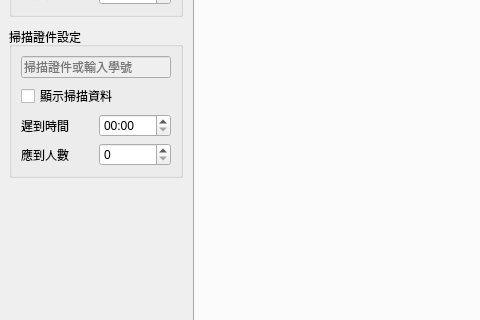
First picture: the form in src/main/resources/base/window.ui, repository redbug312/ntuoc13-punch-clock, before the edit; both pictures show x 0 to 480 and y 85 to 405 of the 800 by 600 pixel window.
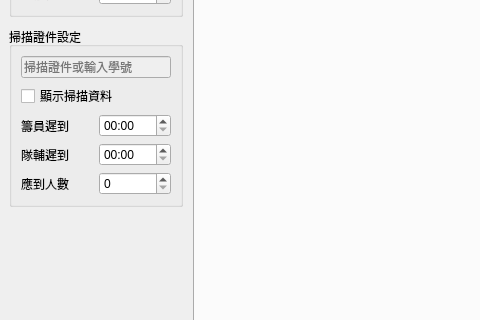
Second picture: the form after the edit. Icons and pictures are not drawn. Custom widgets are drawn as their Qt base class.

Commit message: Different deadline times for PMs and TAs

What changed in the file:
```diff
--- a/src/main/resources/base/window.ui
+++ b/src/main/resources/base/window.ui
@@ -140,10 +140,10 @@
            </item>
            <item>
             <layout class="QGridLayout" name="gridLayout_5">
-             <item row="1" column="1">
+             <item row="2" column="1">
               <widget class="QSpinBox" name="uiTotalSpn"/>
              </item>
-             <item row="1" column="0">
+             <item row="2" column="0">
               <widget class="QLabel" name="uiTotalLbl">
                <property name="text">
                 <string>應到人數</string>
@@ -153,18 +153,35 @@
                </property>
               </widget>
              </item>
-             <item row="0" column="0">
-              <widget class="QLabel" name="uiDeadlineLbl">
-               <property name="text">
-                <string>遲到時間</string>
-               </property>
-               <property name="buddy">
-                <cstring>uiDeadlineTime</cstring>
-               </property>
-              </widget>
-             </item>
              <item row="0" column="1">
-              <widget class="QTimeEdit" name="uiDeadlineTime">
+              <widget class="QTimeEdit" name="uiPmLateTime">
+               <property name="displayFormat">
+                <string>hh:mm</string>
+               </property>
+              </widget>
+             </item>
+             <item row="0" column="0">
+              <widget class="QLabel" name="uiPmLateLbl">
+               <property name="text">
+                <string>籌員遲到</string>
+               </property>
+               <property name="buddy">
+                <cstring>uiPmLateTime</cstring>
+               </property>
+              </widget>
+             </item>
+             <item row="1" column="0">
+              <widget class="QLabel" name="uiTaLateLbl">
+               <property name="text">
+                <string>隊輔遲到</string>
+               </property>
+               <property name="buddy">
+                <cstring>uiTaLateTime</cstring>
+               </property>
+              </widget>
+             </item>
+             <item row="1" column="1">
+              <widget class="QTimeEdit" name="uiTaLateTime">
                <property name="displayFormat">
                 <string>hh:mm</string>
                </property>
```
Left out of the diff: 3 changed lines with no effect on the pictures. The commit also changes 1 other file.
